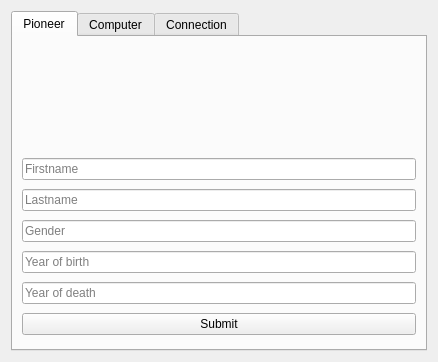
Qt form hoopergui/add_widget.ui (VLN1-15-30/fall-project) before a commit.
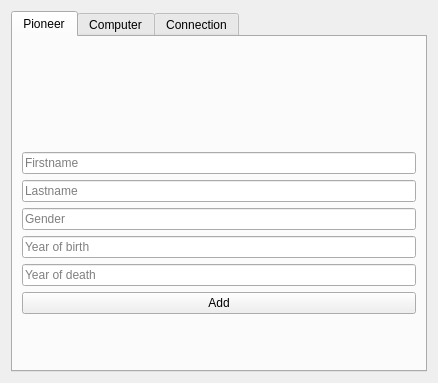
The same form after that commit. Icons and pictures are not drawn.

Commit message: add interface and error check

What changed in the file:
```diff
--- a/hoopergui/add_widget.ui
+++ b/hoopergui/add_widget.ui
@@ -7,7 +7,7 @@
     <x>0</x>
     <y>0</y>
     <width>438</width>
-    <height>362</height>
+    <height>383</height>
    </rect>
   </property>
   <property name="windowTitle">
@@ -93,7 +93,14 @@
        <item>
         <widget class="QPushButton" name="pushButton_add_pioneer">
          <property name="text">
-          <string>Submit</string>
+          <string>Add</string>
+         </property>
+        </widget>
+       </item>
+       <item alignment="Qt::AlignHCenter">
+        <widget class="QLabel" name="label_pioneer_error">
+         <property name="text">
+          <string/>
          </property>
         </widget>
        </item>
```
Left out of the diff: 4 changed lines with no effect on the pictures. The commit also changes 2 other files.
